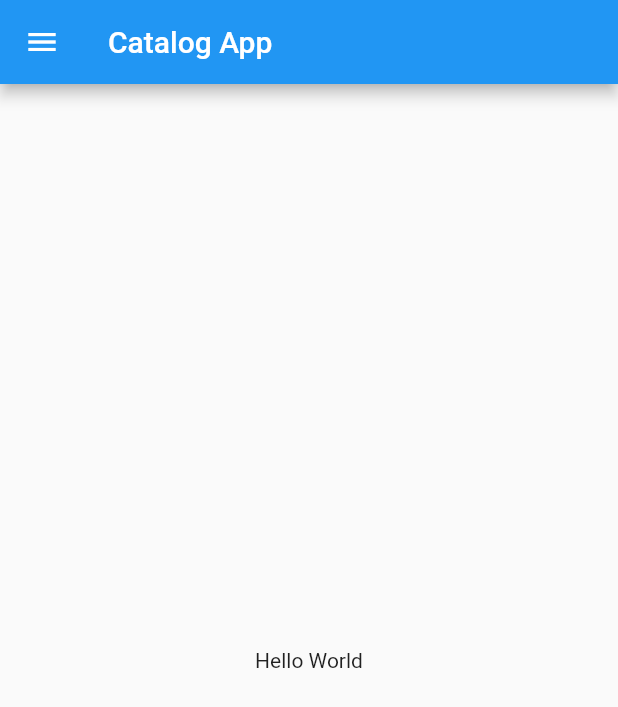
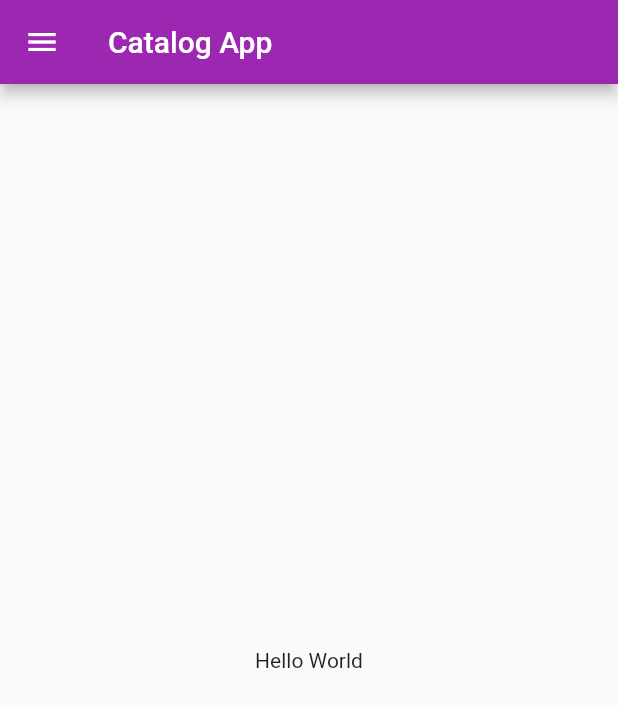
Before and after one commit to Saikat7246/catalog-app, a Flutter app: the screen it shows after launch, on a phone screen of 412 x 824 dp. Shown: the top 707 px of the screen. Run offline on Flutter 3.47's test engine with Material 2 defaults, Android fonts, the phone set to English and light mode, and no system bars.

Commit message:
day-3 complete

```diff
--- a/lib/main.dart
+++ b/lib/main.dart
@@ -1,5 +1,6 @@
 import 'package:flutter/material.dart';
-import 'package:practice2/catalog.dart';
+import 'package:practice2/screens/catalog.dart';
+import 'package:practice2/screens/login_page.dart';
 import 'package:practice2/signin.dart';
 
 void main() {
@@ -16,20 +17,19 @@ class MyApp extends StatelessWidget {
       debugShowCheckedModeBanner: false,
       title: 'Flutter Demo',
       theme: ThemeData(
-        // This is the theme of your application.
-        //
-        // Try running your application with "flutter run". You'll see the
-        // application has a blue toolbar. Then, without quitting the app, try
-        // changing the primarySwatch below to Colors.green and then invoke
-        // "hot reload" (press "r" in the console where you ran "flutter run",
-        // or simply save your changes to "hot reload" in a Flutter IDE).
-        // Notice that the counter didn't reset back to zero; the application
         // is not restarted.
-        primarySwatch: Colors.blue,
+        primarySwatch: Colors.purple,
       ),
-      home: CatalogApp(),
+      // home: CatalogApp(),
+      themeMode: ThemeMode.system,
+      darkTheme: ThemeData(brightness: Brightness.dark),
       //SignIn(),
       // MyHomePage(title: 'Flutter Demo Home Page'),
+      initialRoute: "/home",
+      routes: {
+        "/home": (context) => CatalogApp(),
+        "/login": (context) => LoginPage(),
+      },
     );
   }
 }
```
Also changed, not shown: lib/screens/login_page.dart (added, +22 -0 lines), lib/screens/catalog.dart (renamed from lib/catalog.dart).
